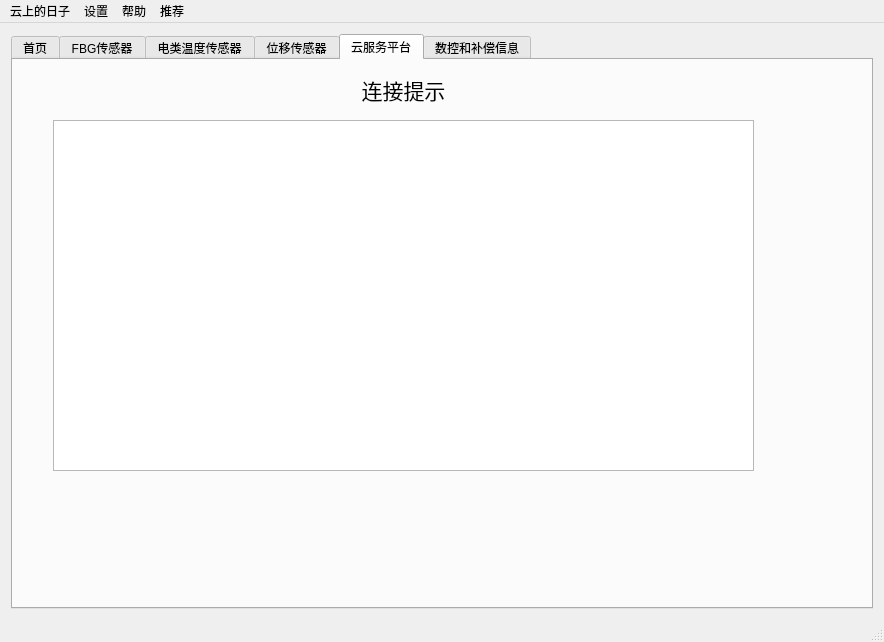
This is mainwindow.ui in AegonTangeryen/CPSforYou as Qt 5 draws it before an edit. The edited form follows.
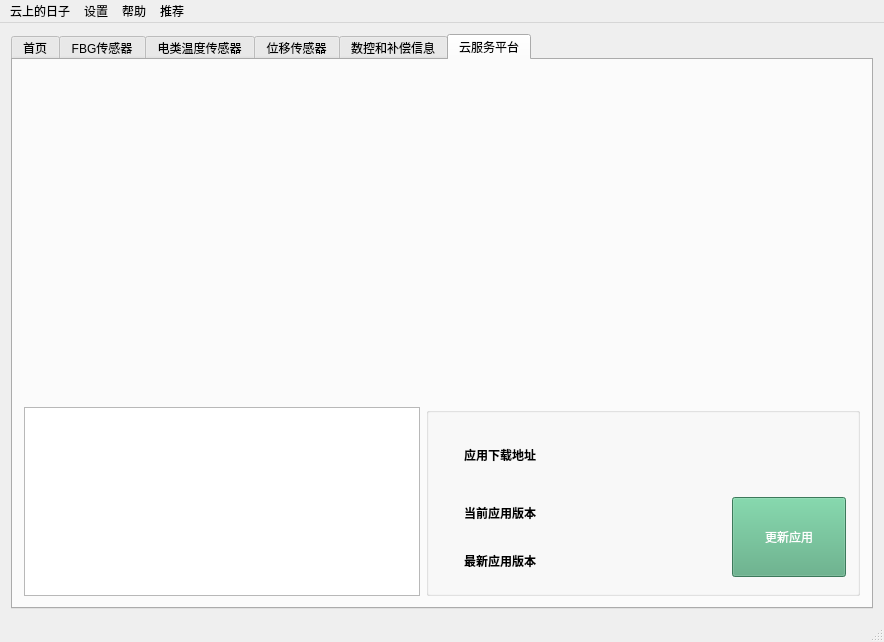
This is the edited form. The open tabs and pages were chosen to show the change. Icons and pictures are not drawn. Custom widgets are drawn as their Qt base class.

Commit message: 完善所有界面，更新机制成熟

Patch:
```diff
--- a/mainwindow.ui
+++ b/mainwindow.ui
@@ -729,19 +729,6 @@
              <string>统计分析</string>
             </property>
             <layout class="QHBoxLayout" name="horizontalLayout_13">
-             <item>
-              <widget class="QLabel" name="label_21">
-               <property name="minimumSize">
-                <size>
-                 <width>71</width>
-                 <height>51</height>
-                </size>
-               </property>
-               <property name="text">
-                <string>to</string>
-               </property>
-              </widget>
-             </item>
              <item>
               <widget class="QLabel" name="label_22">
                <property name="minimumSize">
@@ -1199,34 +1186,6 @@
         </item>
        </layout>
       </widget>
-      <widget class="QWidget" name="tab_7">
-       <attribute name="title">
-        <string>云服务平台</string>
-       </attribute>
-       <widget class="QTextBrowser" name="cloud_textBrowser">
-        <property name="geometry">
-         <rect>
-          <x>40</x>
-          <y>60</y>
-          <width>701</width>
-          <height>351</height>
-         </rect>
-        </property>
-       </widget>
-       <widget class="QLabel" name="label_8">
-        <property name="geometry">
-         <rect>
-          <x>340</x>
-          <y>10</y>
-          <width>101</width>
-          <height>41</height>
-         </rect>
-        </property>
-        <property name="text">
-         <string>&lt;html&gt;&lt;head/&gt;&lt;body&gt;&lt;p align=&quot;center&quot;&gt;&lt;span style=&quot; font-size:16pt;&quot;&gt;连接提示&lt;/span&gt;&lt;/p&gt;&lt;/body&gt;&lt;/html&gt;</string>
-        </property>
-       </widget>
-      </widget>
       <widget class="QWidget" name="tab_2">
        <attribute name="title">
         <string>数控和补偿信息</string>
@@ -1253,7 +1212,7 @@
          </layout>
         </item>
         <item>
-         <layout class="QVBoxLayout" name="verticalLayout_15">
+         <layout class="QVBoxLayout" name="verticalLayout_11">
           <item>
            <widget class="QGroupBox" name="groupBox_5">
             <property name="minimumSize">
@@ -1265,7 +1224,7 @@
             <property name="title">
              <string>补偿信息展示</string>
             </property>
-            <layout class="QVBoxLayout" name="verticalLayout_12">
+            <layout class="QVBoxLayout" name="verticalLayout_5">
              <item>
               <layout class="QHBoxLayout" name="horizontalLayout_18">
                <item>
@@ -1400,7 +1359,7 @@
             <property name="title">
              <string>数控系统关键信息</string>
             </property>
-            <layout class="QVBoxLayout" name="verticalLayout_14">
+            <layout class="QVBoxLayout" name="verticalLayout_6">
              <item>
               <layout class="QHBoxLayout" name="horizontalLayout_19">
                <item>
@@ -1532,6 +1491,194 @@
         </item>
        </layout>
       </widget>
+      <widget class="QWidget" name="tab_7">
+       <attribute name="title">
+        <string>云服务平台</string>
+       </attribute>
+       <layout class="QVBoxLayout" name="verticalLayout_15">
+        <item>
+         <layout class="QHBoxLayout" name="horizontalLayout_31">
+          <item>
+           <widget class="QLabel" name="cloudpicturelabel_2">
+            <property name="minimumSize">
+             <size>
+              <width>80</width>
+              <height>330</height>
+             </size>
+            </property>
+            <property name="text">
+             <string/>
+            </property>
+           </widget>
+          </item>
+          <item>
+           <widget class="QLabel" name="cloudpicturelabel">
+            <property name="minimumSize">
+             <size>
+              <width>660</width>
+              <height>330</height>
+             </size>
+            </property>
+            <property name="text">
+             <string/>
+            </property>
+           </widget>
+          </item>
+          <item>
+           <widget class="QLabel" name="cloudpicturelabel_3">
+            <property name="minimumSize">
+             <size>
+              <width>80</width>
+              <height>330</height>
+             </size>
+            </property>
+            <property name="text">
+             <string/>
+            </property>
+           </widget>
+          </item>
+         </layout>
+        </item>
+        <item>
+         <layout class="QHBoxLayout" name="horizontalLayout_33">
+          <item>
+           <widget class="QTextBrowser" name="cloudcmdBrowser"/>
+          </item>
+          <item>
+           <widget class="QGroupBox" name="groupBox_7">
+            <property name="minimumSize">
+             <size>
+              <width>420</width>
+              <height>0</height>
+             </size>
+            </property>
+            <property name="title">
+             <string/>
+            </property>
+            <layout class="QVBoxLayout" name="verticalLayout_14">
+             <item>
+              <layout class="QHBoxLayout" name="horizontalLayout_28">
+               <item>
+                <widget class="QLabel" name="label_2">
+                 <property name="minimumSize">
+                  <size>
+                   <width>120</width>
+                   <height>42</height>
+                  </size>
+                 </property>
+                 <property name="text">
+                  <string>&lt;html&gt;&lt;head/&gt;&lt;body&gt;&lt;p align=&quot;center&quot;&gt;&lt;span style=&quot; font-weight:600;&quot;&gt;应用下载地址&lt;/span&gt;&lt;/p&gt;&lt;/body&gt;&lt;/html&gt;</string>
+                 </property>
+                </widget>
+               </item>
+               <item>
+                <widget class="QLabel" name="updateurl">
+                 <property name="minimumSize">
+                  <size>
+                   <width>280</width>
+                   <height>42</height>
+                  </size>
+                 </property>
+                 <property name="text">
+                  <string>&lt;html&gt;&lt;head/&gt;&lt;body&gt;&lt;p align=&quot;center&quot;&gt;&lt;span style=&quot; font-size:14pt;&quot;&gt;&lt;br/&gt;&lt;/span&gt;&lt;/p&gt;&lt;/body&gt;&lt;/html&gt;</string>
+                 </property>
+                </widget>
+               </item>
+              </layout>
+             </item>
+             <item>
+              <layout class="QHBoxLayout" name="horizontalLayout_32">
+               <item>
+                <layout class="QVBoxLayout" name="verticalLayout_12">
+                 <item>
+                  <layout class="QHBoxLayout" name="horizontalLayout_29">
+                   <item>
+                    <widget class="QLabel" name="label_21">
+                     <property name="minimumSize">
+                      <size>
+                       <width>120</width>
+                       <height>42</height>
+                      </size>
+                     </property>
+                     <property name="text">
+                      <string>&lt;html&gt;&lt;head/&gt;&lt;body&gt;&lt;p align=&quot;center&quot;&gt;&lt;span style=&quot; font-weight:600;&quot;&gt;当前应用版本&lt;/span&gt;&lt;/p&gt;&lt;/body&gt;&lt;/html&gt;</string>
+                     </property>
+                    </widget>
+                   </item>
+                   <item>
+                    <widget class="QLabel" name="currentversionlabel">
+                     <property name="minimumSize">
+                      <size>
+                       <width>160</width>
+                       <height>42</height>
+                      </size>
+                     </property>
+                     <property name="text">
+                      <string>&lt;html&gt;&lt;head/&gt;&lt;body&gt;&lt;p align=&quot;center&quot;&gt;&lt;br/&gt;&lt;/p&gt;&lt;/body&gt;&lt;/html&gt;</string>
+                     </property>
+                    </widget>
+                   </item>
+                  </layout>
+                 </item>
+                 <item>
+                  <layout class="QHBoxLayout" name="horizontalLayout_30">
+                   <item>
+                    <widget class="QLabel" name="label_31">
+                     <property name="minimumSize">
+                      <size>
+                       <width>120</width>
+                       <height>42</height>
+                      </size>
+                     </property>
+                     <property name="text">
+                      <string>&lt;html&gt;&lt;head/&gt;&lt;body&gt;&lt;p align=&quot;center&quot;&gt;&lt;span style=&quot; font-weight:600;&quot;&gt;最新应用版本&lt;/span&gt;&lt;/p&gt;&lt;/body&gt;&lt;/html&gt;</string>
+                     </property>
+                    </widget>
+                   </item>
+                   <item>
+                    <widget class="QLabel" name="latestversionlabel">
+                     <property name="minimumSize">
+                      <size>
+                       <width>160</width>
+                       <height>42</height>
+                      </size>
+                     </property>
+                     <property name="text">
+                      <string>&lt;html&gt;&lt;head/&gt;&lt;body&gt;&lt;p align=&quot;center&quot;&gt;&lt;br/&gt;&lt;/p&gt;&lt;/body&gt;&lt;/html&gt;</string>
+                     </property>
+                    </widget>
+                   </item>
+                  </layout>
+                 </item>
+                </layout>
+               </item>
+               <item>
+                <widget class="QPushButton" name="updateButton">
+                 <property name="minimumSize">
+                  <size>
+                   <width>100</width>
+                   <height>80</height>
+                  </size>
+                 </property>
+                 <property name="styleSheet">
+                  <string notr="true">font: 75 18pt &quot;微软雅黑&quot;;
+color: rgb(255, 255, 255);
+background-color: rgb(85, 170, 127);</string>
+                 </property>
+                 <property name="text">
+                  <string>更新应用</string>
+                 </property>
+                </widget>
+               </item>
+              </layout>
+             </item>
+            </layout>
+           </widget>
+          </item>
+         </layout>
+        </item>
+       </layout>
+      </widget>
      </widget>
     </item>
    </layout>
```
Left out of the diff: 114 changed lines with no effect on the pictures. The commit also changes 44 other files.
